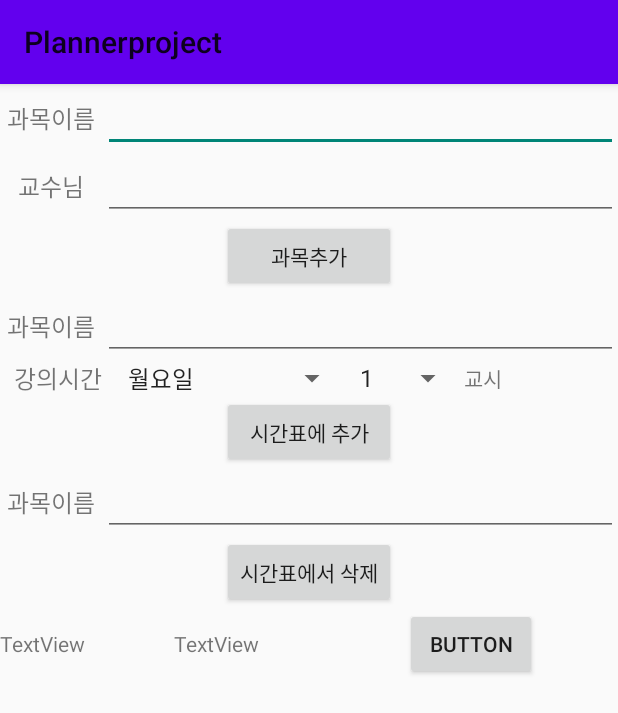
After one commit to LeeYeongseok/AndroidPlanner, an Android app: the SettingActivity screen opened directly, with no data from a screen before it, on a phone screen of 412 x 824 dp. The commit adds this screen. Shown: the top 713 px of the screen. Run offline under Robolectric (Android 15) with nearby library versions, the phone set to English and light mode, and no system bars.

Commit message:
make SettingActivity and connect with Sqlite

```diff
--- a/app/src/main/AndroidManifest.xml
+++ b/app/src/main/AndroidManifest.xml
@@ -9,6 +9,9 @@
         android:roundIcon="@mipmap/ic_launcher_round"
         android:supportsRtl="true"
         android:theme="@style/Theme.Plannerproject">
+        <activity
+            android:name=".SettingActivity"
+            android:exported="true" />
         <activity
             android:name=".SubjectActivity"
             android:exported="true" />
--- a/app/src/main/java/com/example/plannerproject/MainActivity.java
+++ b/app/src/main/java/com/example/plannerproject/MainActivity.java
@@ -22,6 +22,17 @@ public class MainActivity extends AppCompatActivity {
 
     public void openSubject(View view){
         Intent intent = new Intent(this, SubjectActivity.class);
+        int i = view.getId();
         startActivity(intent);
     }
+
+    public void settingSubject(View view){
+        Intent intent = new Intent(this, SettingActivity.class);
+        startActivity(intent);
+    }
+
+    public void refreshTimeTable(View view){
+
+    }
+
 }
--- /dev/null
+++ b/app/src/main/java/com/example/plannerproject/SettingActivity.java
@@ -0,0 +1,125 @@
+package com.example.plannerproject;
+
+
+import androidx.appcompat.app.AppCompatActivity;
+
+import android.content.Context;
+import android.database.Cursor;
+import android.database.sqlite.SQLiteDatabase;
+import android.database.sqlite.SQLiteOpenHelper;
+import android.os.Bundle;
+import android.view.View;
+import android.widget.AdapterView;
+import android.widget.ArrayAdapter;
+import android.widget.Spinner;
+import android.widget.TextView;
+import android.widget.Toast;
+
+import com.example.plannerproject.databinding.ActivityMainBinding;
+import com.example.plannerproject.databinding.ActivitySettingBinding;
+import com.example.plannerproject.databinding.ActivitySubjectBinding;
+
+import java.util.ArrayList;
+
+public class SettingActivity extends AppCompatActivity {
+
+    private ActivitySettingBinding binding;
+    String[] day = {"월요일", "화요일", "수요일", "목요일", "금요일"};
+    String[] times = {"1교시", "2교시", "3교시", "4교시", "5교시", "6교시", "7교시", "8교시", "9교시", "10교시"};
+
+    public static final String Subject_DB = "Subject_DB";
+    public static final String Subject_Table = "SubjectTable";
+    public static ArrayList<String> attention = new ArrayList<String>();
+
+
+    @Override
+    protected void onCreate(Bundle savedInstanceState) {
+        super.onCreate(savedInstanceState);
+        binding = ActivitySettingBinding.inflate(getLayoutInflater());
+        View view = binding.getRoot();
+        setContentView(view);
+        initializeDB(view);
+    }
+
+    public class myDBHelper extends SQLiteOpenHelper{
+        public myDBHelper(Context context){
+            super(context, "Subject_DB",null,1);
+        }
+
+        @Override
+        public void onCreate(SQLiteDatabase db) {
+            db.execSQL("CREATE table if not exists SubjectTable (subject VARCHAR(45), professor VARCHAR(45));");
+            db.execSQL("CREATE table if not exists timeTable (subject VARCHAR(45), day VARCHAR(45), time INT);");
+            Toast.makeText(getApplicationContext(),"Initialized a",Toast.LENGTH_LONG).show();
+        }
+
+        @Override
+        public void onUpgrade(SQLiteDatabase db, int i, int i1) {
+//            db.execSQL("drop table if exists "+ Subject_Table);
+            onCreate(db);
+            Toast.makeText(getApplicationContext(),"Initialized b",Toast.LENGTH_LONG).show();
+        }
+    }
+
+    public void initializeDB(View view){
+        myDBHelper myHelper = new myDBHelper(this);
+        SQLiteDatabase sqlDB = myHelper.getWritableDatabase();
+        myHelper.onUpgrade(sqlDB,1,2);;
+        sqlDB.close();
+        Toast.makeText(getApplicationContext(),"Initialized",Toast.LENGTH_LONG).show();
+    }
+
+    public void addNewSubject(View view){
+        myDBHelper myHelper = new myDBHelper(this);
+        SQLiteDatabase sqlDB = myHelper.getWritableDatabase();
+        sqlDB.execSQL("insert into "+Subject_Table+ " values ('"+ binding.addSubjectName.getText().toString() + "', '" + binding.addProfessorName.getText().toString()+"');" );
+        sqlDB.close();
+        Toast.makeText(getApplicationContext(),"new subject Inserted", Toast.LENGTH_LONG).show();
+    }
+
+    public void addTimeSubject(View view){
+        myDBHelper myHelper = new myDBHelper(this);
+        SQLiteDatabase sqlDB = myHelper.getWritableDatabase();
+        sqlDB.execSQL("insert into timeTable values ('"+ binding.addTimeSubjectName.getText().toString() + "', '" + binding.subjectDaySpinner.getSelectedItem().toString()+ "', " + binding.subjectTimeSpinner.getSelectedItem().toString()+");" );
+        sqlDB.close();
+        Toast.makeText(getApplicationContext(),"new Time Inserted", Toast.LENGTH_LONG).show();
+    }
+
+    public void searchDB(View view){
+        myDBHelper myHelper = new myDBHelper(this);
+        SQLiteDatabase sqlDB = myHelper.getWritableDatabase();
+        Cursor cursor;
+        Cursor cursor2;
+        cursor = sqlDB.rawQuery("select * from "+ Subject_Table, null);
+        String string1 = "subject" + System.lineSeparator();
+        String string2 = "professor" + System.lineSeparator();
+        while(cursor.moveToNext()){
+            string1 += cursor.getString(0)+ System.lineSeparator();
+            string2 += cursor.getString(1)+ System.lineSeparator();
+        }
+        cursor2 = sqlDB.rawQuery("select * from timeTable", null);
+        while(cursor2.moveToNext()){
+            string1 += cursor2.getString(0)+ System.lineSeparator();
+            string2 += cursor2.getString(1);
+            string2 += cursor2.getString(2)+ System.lineSeparator();
+        }
+        binding.temp1.setText(string1);
+        binding.temp2.setText(string2);
+
+        cursor.close();
+        sqlDB.close();
+
+    }
+
+    public void deleteSubject(View view){
+        myDBHelper myHelper = new myDBHelper(this);
+        SQLiteDatabase sqlDB = myHelper.getWritableDatabase();
+        sqlDB.execSQL("delete from "+Subject_Table+ " where subject = '" + binding.deleteSubjectName.getText().toString() +"'; " );
+        sqlDB.execSQL("delete from timeTable where subject = '" + binding.deleteSubjectName.getText().toString() +"'; " );
+        sqlDB.close();
+        Toast.makeText(getApplicationContext(),"delete "+binding.deleteSubjectName.getText().toString(), Toast.LENGTH_LONG).show();
+    }
+
+
+
+}
--- a/app/src/main/res/layout/activity_main.xml
+++ b/app/src/main/res/layout/activity_main.xml
@@ -708,24 +708,26 @@
                 android:layout_width="0dp"
                 android:layout_height="match_parent"
                 android:layout_weight="1"
-                android:text="시간표"
-                android:textStyle="bold"/>
+                android:onClick="refreshTimeTable"
+                android:text="시간표 새로고침"
+                android:textStyle="bold" />
 
             <Button
                 android:id="@+id/assignment_checklist"
                 android:layout_width="0dp"
                 android:layout_height="match_parent"
                 android:layout_weight="1"
-                android:text="과제 체크리스트"
-                android:textStyle="bold"/>
+                android:text="일정"
+                android:textStyle="bold" />
 
             <Button
                 android:id="@+id/todolist_checklist"
                 android:layout_width="0dp"
                 android:layout_height="match_parent"
                 android:layout_weight="1"
-                android:text="주기적 체크리스트"
-                android:textStyle="bold"/>
+                android:onClick="settingSubject"
+                android:text="과목 추가"
+                android:textStyle="bold" />
         </LinearLayout>
     </LinearLayout>
 </androidx.constraintlayout.widget.ConstraintLayout>
--- /dev/null
+++ b/app/src/main/res/layout/activity_setting.xml
@@ -0,0 +1,206 @@
+<?xml version="1.0" encoding="utf-8"?>
+<androidx.constraintlayout.widget.ConstraintLayout xmlns:android="http://schemas.android.com/apk/res/android"
+    xmlns:app="http://schemas.android.com/apk/res-auto"
+    xmlns:tools="http://schemas.android.com/tools"
+    android:layout_width="match_parent"
+    android:layout_height="match_parent"
+    tools:context=".SettingActivity">
+
+    <TableLayout
+        android:layout_width="match_parent"
+        android:layout_height="match_parent"
+        android:onClick="addNewSubject">
+
+        <TableRow
+            android:layout_width="match_parent"
+            android:layout_height="match_parent">
+
+            <TextView
+                android:layout_width="0dp"
+                android:layout_height="wrap_content"
+                android:layout_weight="1"
+                android:gravity="center"
+                android:text="과목이름"
+                android:textSize="16sp" />
+
+            <EditText
+                android:id="@+id/addSubjectName"
+                android:layout_width="0dp"
+                android:layout_height="wrap_content"
+                android:layout_weight="5"
+                android:ems="10"
+                android:inputType="textPersonName" />
+        </TableRow>
+
+        <TableRow
+            android:layout_width="match_parent"
+            android:layout_height="match_parent">
+
+            <TextView
+                android:layout_width="0dp"
+                android:layout_height="wrap_content"
+                android:layout_weight="1"
+                android:gravity="center"
+                android:text="교수님"
+                android:textSize="16sp" />
+
+            <EditText
+                android:id="@+id/addProfessorName"
+                android:layout_width="0dp"
+                android:layout_height="wrap_content"
+                android:layout_weight="5"
+                android:ems="10"
+                android:inputType="textPersonName" />
+        </TableRow>
+
+        <TableRow
+            android:layout_width="match_parent"
+            android:layout_height="match_parent"
+            android:gravity="center">
+
+            <Button
+                android:id="@+id/addSubjectButton"
+                android:layout_width="wrap_content"
+                android:layout_height="wrap_content"
+                android:onClick="addNewSubject"
+                android:text="과목추가" />
+        </TableRow>
+
+        <TableRow
+            android:layout_width="match_parent"
+            android:layout_height="match_parent"
+            android:gravity="center">
+
+            <TextView
+                android:layout_width="0dp"
+                android:layout_height="wrap_content"
+                android:layout_weight="1"
+                android:gravity="center"
+                android:text="과목이름"
+                android:textSize="16sp" />
+
+<!--            <Spinner-->
+<!--                android:id="@+id/subjectSpinner"-->
+<!--                android:layout_width="0dp"-->
+<!--                android:layout_height="wrap_content"-->
+<!--                android:layout_weight="4"-->
+<!--                android:gravity="center_horizontal" />-->
+            <EditText
+                android:id="@+id/addTimeSubjectName"
+                android:layout_width="0dp"
+                android:layout_height="wrap_content"
+                android:layout_weight="5"
+                android:ems="10"
+                android:inputType="textPersonName" />
+        </TableRow>
+
+        <TableRow
+            android:layout_width="match_parent"
+            android:layout_height="match_parent"
+            android:gravity="center">
+
+            <TextView
+                android:layout_width="0dp"
+                android:layout_height="wrap_content"
+                android:layout_weight="1"
+                android:gravity="center"
+                android:text="강의시간"
+                android:textSize="16sp" />
+
+            <Spinner
+                android:id="@+id/subjectDaySpinner"
+                android:layout_width="0dp"
+                android:layout_height="wrap_content"
+                android:layout_weight="2"
+                android:entries="@array/days"
+                android:gravity="center_horizontal" />
+
+            <Spinner
+                android:id="@+id/subjectTimeSpinner"
+                android:layout_width="0dp"
+                android:layout_height="wrap_content"
+                android:layout_weight="1"
+                android:entries="@array/times"
+                android:gravity="center_horizontal" />
+
+            <TextView
+                android:id="@+id/textView5"
+                android:layout_width="wrap_content"
+                android:layout_weight="1"
+                android:layout_height="wrap_content"
+                android:text="교시" />
+        </TableRow>
+
+        <TableRow
+            android:layout_width="match_parent"
+            android:layout_height="match_parent"
+            android:gravity="center">
+
+            <Button
+                android:id="@+id/addTimeButton"
+                android:layout_width="wrap_content"
+                android:layout_height="wrap_content"
+                android:onClick="addTimeSubject"
+                android:text="시간표에 추가" />
+        </TableRow>
+
+        <TableRow
+            android:layout_width="match_parent"
+            android:layout_height="match_parent">
+
+            <TextView
+                android:layout_width="0dp"
+                android:layout_height="wrap_content"
+                android:layout_weight="1"
+                android:gravity="center"
+                android:text="과목이름"
+                android:textSize="16sp" />
+
+            <EditText
+                android:id="@+id/deleteSubjectName"
+                android:layout_width="0dp"
+                android:layout_height="wrap_content"
+                android:layout_weight="5"
+                android:ems="10"
+                android:inputType="textPersonName" />
+        </TableRow>
+
+        <TableRow
+            android:layout_width="match_parent"
+            android:layout_height="match_parent"
+            android:gravity="center">
+
+            <Button
+                android:id="@+id/button"
+                android:layout_width="wrap_content"
+                android:layout_height="wrap_content"
+                android:onClick="deleteSubject"
+                android:text="시간표에서 삭제" />
+        </TableRow>
+
+        <TableRow
+            android:layout_width="match_parent"
+            android:layout_height="match_parent">
+
+            <TextView
+                android:id="@+id/temp1"
+                android:layout_width="wrap_content"
+                android:layout_height="wrap_content"
+                android:text="TextView" />
+
+            <TextView
+                android:id="@+id/temp2"
+                android:layout_width="154dp"
+                android:layout_height="wrap_content"
+                android:text="TextView" />
+
+            <Button
+                android:id="@+id/button2"
+                android:layout_width="wrap_content"
+                android:layout_height="wrap_content"
+                android:onClick="searchDB"
+                android:text="Button" />
+        </TableRow>
+
+    </TableLayout>
+</androidx.constraintlayout.widget.ConstraintLayout>
--- a/app/src/main/res/values/strings.xml
+++ b/app/src/main/res/values/strings.xml
@@ -1,3 +1,22 @@
 <resources>
     <string name="app_name">Plannerproject</string>
+    <string-array name="days">
+        <item>월요일</item>
+        <item>화요일</item>
+        <item>수요일</item>
+        <item>목요일</item>
+        <item>금요일</item>
+    </string-array>
+    <string-array name="times">
+        <item>1</item>
+        <item>2</item>
+        <item>3</item>
+        <item>4</item>
+        <item>5</item>
+        <item>6</item>
+        <item>7</item>
+        <item>8</item>
+        <item>9</item>
+        <item>1시</item>
+    </string-array>
 </resources>
```
